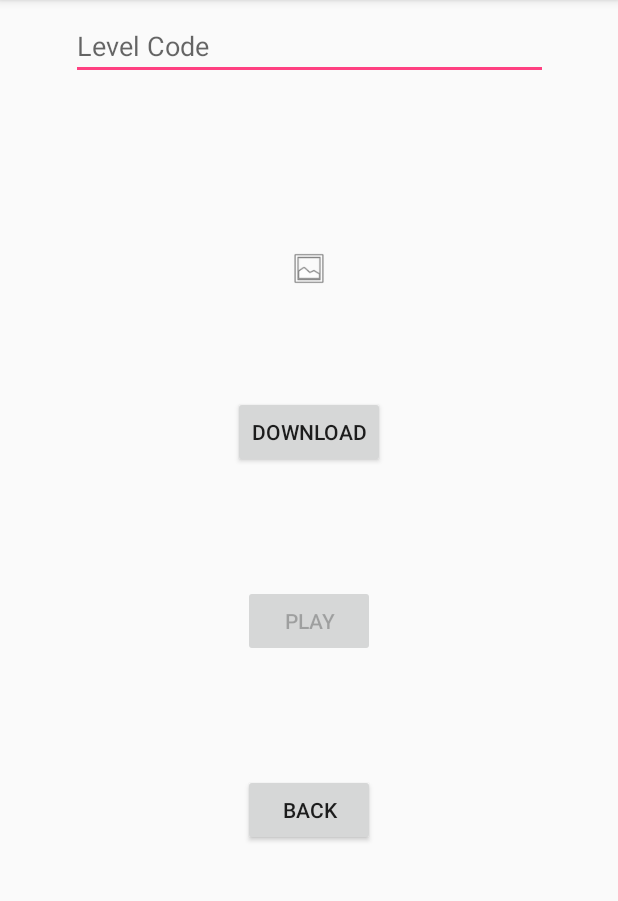
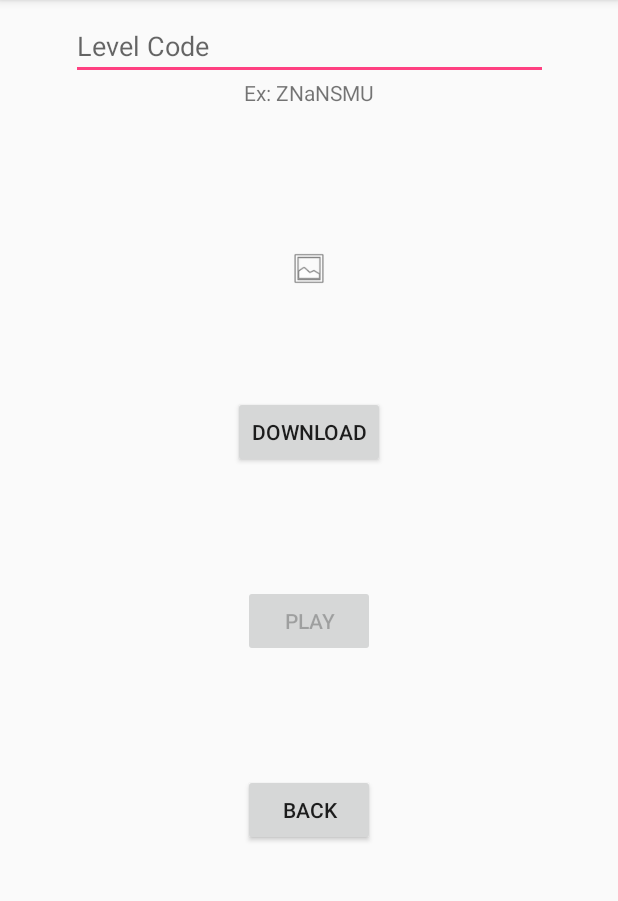
Before and after one commit to PlasmaDiffusion/PanelFlipPuzzleGame, an Android app: the DownloadLevelActivity screen opened directly, with no data from a screen before it, on a phone screen of 412 x 824 dp, the part 84-985 px from its top. Run offline under Robolectric (Android 15) with nearby library versions, the phone set to English and light mode, and no system bars.

Commit message:
String values
Moved available raw strings to the strings.xml file

Made downloaded levels play level clear sound

```diff
--- a/app/src/main/java/com/example/a100580683/panelprototype/HelpActivity.java
+++ b/app/src/main/java/com/example/a100580683/panelprototype/HelpActivity.java
@@ -15,6 +15,7 @@ public class HelpActivity extends AppCompatActivity {
     }
 
     public void closeTutorial(View view){
+        SoundManager.playSound(2);
         finish();
     }
 }
--- a/app/src/main/java/com/example/a100580683/panelprototype/HighscoreDB.java
+++ b/app/src/main/java/com/example/a100580683/panelprototype/HighscoreDB.java
@@ -40,7 +40,6 @@ public class HighscoreDB extends SQLiteOpenHelper {
     public Highscore createScore(int level, int turns){
         Highscore toAdd = new Highscore(level, turns);
 
-        Log.i("Turns", Integer.toString(turns));
         SQLiteDatabase db = this.getWritableDatabase();
 
         ContentValues newValues = new ContentValues();
--- a/app/src/main/java/com/example/a100580683/panelprototype/LevelSelectActivity.java
+++ b/app/src/main/java/com/example/a100580683/panelprototype/LevelSelectActivity.java
@@ -69,7 +69,7 @@ private HighscoreDB scoreDB;
                     intent.putExtra("Scores", scoreDB.getScore(levelSelected));
                     startActivityForResult(intent, QCODE_SCORE);
                 }else{
-                    Toast toast = Toast.makeText(getApplicationContext(),"No scores available for this level", Toast.LENGTH_SHORT);
+                    Toast toast = Toast.makeText(getApplicationContext(),R.string.noscre, Toast.LENGTH_SHORT);
                     toast.show();
                 }
             }
@@ -86,7 +86,7 @@ private HighscoreDB scoreDB;
             if(responseCode != 0) {
                 SoundManager.playSound(4);
                 scoreDB.createScore(levelSelected, responseCode);
-                Toast toast = Toast.makeText(getApplicationContext(),"Level completed in " + responseCode + " turns!", Toast.LENGTH_SHORT);
+                Toast toast = Toast.makeText(getApplicationContext(),"Level completed in " + responseCode + " " + " turns!", Toast.LENGTH_SHORT);
                 toast.show();
             }
         }
--- a/app/src/main/res/layout/activity_download.xml
+++ b/app/src/main/res/layout/activity_download.xml
@@ -15,7 +15,7 @@
         android:layout_marginTop="8dp"
         android:ems="10"
         android:inputType="textWebEmailAddress"
-        android:hint="Level Code"
+        android:hint="@string/lbl_hnt_code"
         app:layout_constraintEnd_toEndOf="parent"
         app:layout_constraintStart_toStartOf="parent"
         app:layout_constraintTop_toTopOf="parent" />
@@ -28,7 +28,7 @@
         android:layout_marginStart="8dp"
         android:layout_marginTop="264dp"
         android:onClick="download"
-        android:text="Download"
+        android:text="@string/btn_lbl_download"
         app:layout_constraintEnd_toEndOf="parent"
         app:layout_constraintHorizontal_bias="0.501"
         app:layout_constraintStart_toStartOf="parent"
@@ -42,7 +42,7 @@
         android:layout_marginEnd="8dp"
         android:layout_marginStart="8dp"
         android:layout_marginTop="8dp"
-        android:text="Back"
+        android:text="@string/btn_lbl_back"
         android:onClick="cancel"
         app:layout_constraintBottom_toBottomOf="parent"
         app:layout_constraintEnd_toEndOf="parent"
@@ -58,7 +58,7 @@
         android:layout_marginStart="8dp"
         android:layout_marginTop="8dp"
         android:onClick="play"
-        android:text="Play"
+        android:text="@string/btn_lbl_play"
         app:layout_constraintBottom_toTopOf="@+id/button9"
         app:layout_constraintEnd_toEndOf="parent"
         app:layout_constraintHorizontal_bias="0.501"
@@ -77,4 +77,14 @@
         app:layout_constraintStart_toStartOf="parent"
         app:srcCompat="@android:drawable/ic_menu_gallery" />
 
+    <TextView
+        android:id="@+id/textView"
+        android:layout_width="wrap_content"
+        android:layout_height="wrap_content"
+        android:layout_marginTop="52dp"
+        android:text="@string/lvl_demo"
+        app:layout_constraintEnd_toEndOf="parent"
+        app:layout_constraintStart_toStartOf="parent"
+        app:layout_constraintTop_toTopOf="parent" />
+
 </android.support.constraint.ConstraintLayout>
--- a/app/src/main/res/layout/activity_help.xml
+++ b/app/src/main/res/layout/activity_help.xml
@@ -11,7 +11,7 @@
         android:layout_alignParentBottom="true"
         android:layout_centerHorizontal="true"
         android:onClick="closeTutorial"
-        android:text="OK" />
+        android:text="@string/btn_lbl_OK" />
 
     <ImageView
         android:id="@+id/imageView2"
--- a/app/src/main/res/layout/activity_menu.xml
+++ b/app/src/main/res/layout/activity_menu.xml
@@ -10,7 +10,7 @@
         android:id="@+id/btn_Start"
         android:layout_width="wrap_content"
         android:layout_height="wrap_content"
-        android:text="Play"
+        android:text="@string/btn_lbl_play"
         android:onClick="startGame"
             android:layout_marginBottom="51dp"
             android:layout_alignBottom="@+id/btn_Help"
@@ -20,7 +20,7 @@
         android:id="@+id/btn_Help"
         android:layout_width="wrap_content"
         android:layout_height="wrap_content"
-        android:text="Instructions"
+        android:text="@string/btn_lbl_tutorial"
         android:layout_alignParentBottom="true"
         android:layout_centerHorizontal="true"
         android:layout_marginBottom="72dp"
--- a/app/src/main/res/layout/activity_preview.xml
+++ b/app/src/main/res/layout/activity_preview.xml
@@ -7,7 +7,7 @@
         android:id="@+id/button2"
         android:layout_width="wrap_content"
         android:layout_height="wrap_content"
-        android:text="Start"
+        android:text="@string/btn_lbl_start"
         android:layout_above="@+id/button3"
         android:layout_centerHorizontal="true"
         android:onClick="startLevel"/>
@@ -16,7 +16,7 @@
         android:id="@+id/button3"
         android:layout_width="wrap_content"
         android:layout_height="wrap_content"
-        android:text="Scores"
+        android:text="@string/btn_lbl_scores"
         android:layout_above="@+id/button4"
         android:layout_alignLeft="@+id/button2"
         android:layout_alignStart="@+id/button2"
@@ -26,7 +26,7 @@
         android:id="@+id/button4"
         android:layout_width="wrap_content"
         android:layout_height="wrap_content"
-        android:text="Back"
+        android:text="@string/btn_lbl_back"
         android:layout_alignParentBottom="true"
         android:layout_alignLeft="@+id/button3"
         android:layout_alignStart="@+id/button3"
--- a/app/src/main/res/layout/activity_scores.xml
+++ b/app/src/main/res/layout/activity_scores.xml
@@ -6,7 +6,7 @@
         android:id="@+id/button6"
         android:layout_width="wrap_content"
         android:layout_height="wrap_content"
-        android:text="Close"
+        android:text="@string/btn_lbl_back"
         android:onClick="closeScores"
         android:layout_alignParentBottom="true"
         android:layout_alignParentLeft="true"
@@ -24,7 +24,7 @@
         android:id="@+id/button7"
         android:layout_width="wrap_content"
         android:layout_height="wrap_content"
-        android:text="Erase Scores"
+        android:text="@string/btn_lbl_erasescores"
         android:layout_alignParentBottom="true"
         android:layout_alignParentRight="true"
         android:layout_alignParentEnd="true"
--- a/app/src/main/res/values/strings.xml
+++ b/app/src/main/res/values/strings.xml
@@ -2,4 +2,23 @@
     <string name="app_name">Tile Flippers</string>
     <string name="togglebutton">ToggleButton</string>
     <string name="blank" />
+    <string name="btn_lbl_OK">OK</string>
+    <string name="lbl_hnt_code">Level Code</string>
+    <string name="btn_lbl_download">Download</string>
+    <string name="btn_lbl_back">Back</string>
+    <string name="btn_lbl_play">Play</string>
+    <string name="btn_lbl_tutorial">Instructions</string>
+    <string name="btn_lbl_start">Start</string>
+    <string name="btn_lbl_scores">Scores</string>
+    <string name="btn_lbl_erasescores">Erase Scores</string>
+    <string name="lbl_select">Select a Level</string>
+    <string name="btn_lbl_downloadlvl">Download Level</string>
+    <string name="lvl_1">1</string>
+    <string name="lvl_2">2</string>
+    <string name="lvl_3">3</string>
+    <string name="restlt1">Level Completed in </string>
+    <string name="result2">turns!</string>
+    <string name="noscre">No scores available for this level</string>
+    <string name="turnlbl">Turns:</string>
+    <string name="lvl_demo">Ex: ZNaNSMU</string>
 </resources>
```
Also changed, not shown: app/src/main/java/com/example/a100580683/panelprototype/DownloadLevelActivity.java (+11 -1 lines), app/src/main/java/com/example/a100580683/panelprototype/MainActivity.java (+5 -5 lines), app/src/main/res/layout/activity_select.xml (+5 -5 lines).
